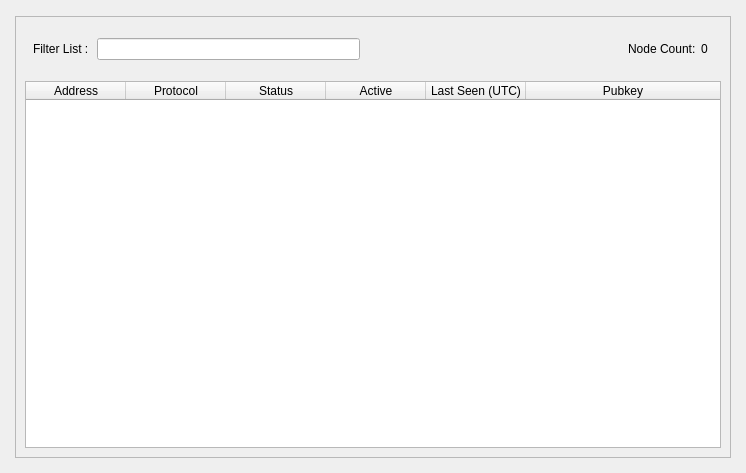
The window that src/qt/forms/masternodelistall.ui (avymantech/lobstex) describes before a commit, drawn with Qt 5.
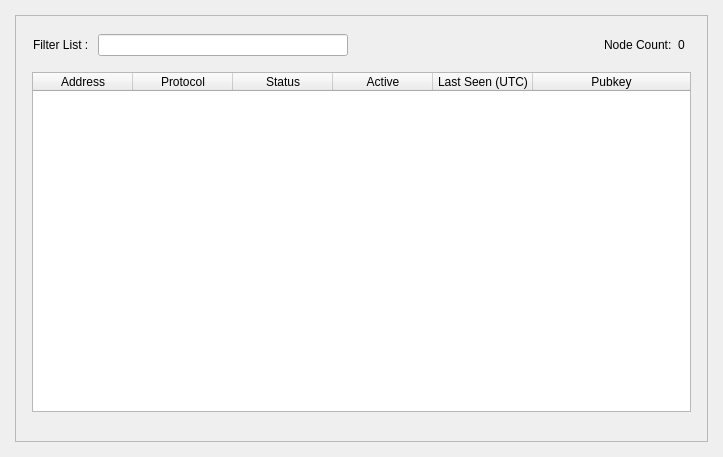
The same window after the commit.

What changed in the file:
```diff
--- a/src/qt/forms/masternodelistall.ui
+++ b/src/qt/forms/masternodelistall.ui
@@ -6,65 +6,69 @@
    <rect>
     <x>0</x>
     <y>0</y>
-    <width>746</width>
-    <height>473</height>
+    <width>723</width>
+    <height>457</height>
    </rect>
   </property>
   <property name="windowTitle">
    <string>Form</string>
   </property>
-  <layout class="QVBoxLayout" name="verticalLayout_3">
+  <layout class="QVBoxLayout" name="topLayout">
+   <property name="spacing">
+    <number>0</number>
+   </property>
    <property name="leftMargin">
-    <number>10</number>
+    <number>15</number>
    </property>
    <property name="topMargin">
-    <number>10</number>
+    <number>15</number>
    </property>
    <property name="rightMargin">
-    <number>8</number>
+    <number>15</number>
    </property>
    <property name="bottomMargin">
-    <number>8</number>
+    <number>15</number>
    </property>
    <item>
-    <layout class="QVBoxLayout" name="verticalLayout">
-     <property name="leftMargin">
-      <number>5</number>
+    <widget class="QFrame" name="frameListAll">
+     <property name="frameShape">
+      <enum>QFrame::StyledPanel</enum>
      </property>
-     <property name="topMargin">
-      <number>6</number>
+     <property name="frameShadow">
+      <enum>QFrame::Raised</enum>
      </property>
-     <property name="rightMargin">
-      <number>7</number>
-     </property>
-     <property name="bottomMargin">
-      <number>7</number>
-     </property>
-     <item>
-      <widget class="QFrame" name="frameList">
-       <property name="frameShape">
-        <enum>QFrame::StyledPanel</enum>
-       </property>
-       <property name="frameShadow">
-        <enum>QFrame::Raised</enum>
-       </property>
-       <layout class="QVBoxLayout" name="verticalLayout_2">
-        <property name="spacing">
-         <number>5</number>
+     <layout class="QHBoxLayout" name="horizontalLayout_2">
+      <item>
+       <layout class="QVBoxLayout" name="verticalLayout">
+        <property name="bottomMargin">
+         <number>0</number>
         </property>
+        <item>
+         <spacer name="horizontalSpacer0">
+          <property name="orientation">
+           <enum>Qt::Horizontal</enum>
+          </property>
+          <property name="sizeHint" stdset="0">
+           <size>
+            <width>40</width>
+            <height>0</height>
+           </size>
+          </property>
+         </spacer>
+        </item>
         <item>
          <layout class="QHBoxLayout" name="horizontalLayout_3">
           <property name="leftMargin">
            <number>8</number>
           </property>
           <property name="topMargin">
-           <number>12</number>
+           <number>9</number>
           </property>
           <property name="rightMargin">
            <number>13</number>
           </property>
           <property name="bottomMargin">
-           <number>16</number>
+           <number>10</number>
           </property>
           <item>
            <widget class="QLabel" name="label_filter">
@@ -111,6 +115,25 @@
         </item>
         <item>
          <layout class="QHBoxLayout" name="horizontalLayout">
+          <property name="bottomMargin">
+           <number>20</number>
+          </property>
+          <item>
+           <spacer name="horizontalSpacer">
+            <property name="orientation">
+             <enum>Qt::Horizontal</enum>
+            </property>
+            <property name="sizeType">
+             <enum>QSizePolicy::Fixed</enum>
+            </property>
+            <property name="sizeHint" stdset="0">
+             <size>
+              <width>7</width>
+              <height>20</height>
+             </size>
+            </property>
+           </spacer>
+          </item>
           <item>
            <widget class="QTableWidget" name="tableWidgetMasternodes">
             <property name="palette">
@@ -200,14 +223,28 @@
             </column>
            </widget>
           </item>
+          <item>
+           <spacer name="horizontalSpacer_2">
+            <property name="orientation">
+             <enum>Qt::Horizontal</enum>
+            </property>
+            <property name="sizeType">
+             <enum>QSizePolicy::Fixed</enum>
+            </property>
+            <property name="sizeHint" stdset="0">
+             <size>
+              <width>7</width>
+              <height>6</height>
+             </size>
+            </property>
+           </spacer>
+          </item>
          </layout>
         </item>
        </layout>
-       <zorder></zorder>
-       <zorder></zorder>
-      </widget>
-     </item>
-    </layout>
+      </item>
+     </layout>
+    </widget>
    </item>
   </layout>
  </widget>
```
